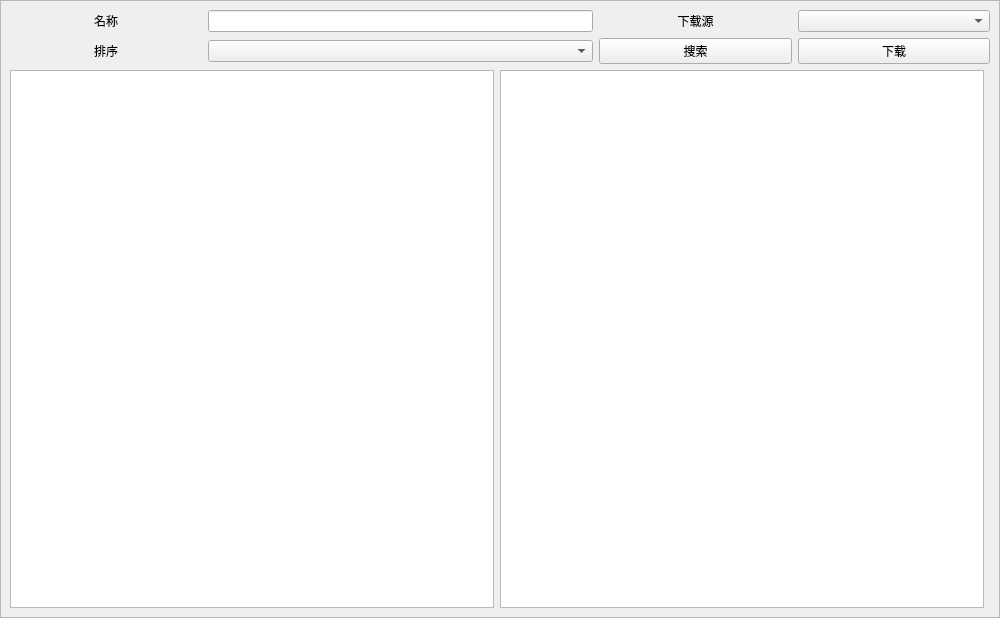
1604042736/FMCL, file FMCL/Functions/ModDownloader/ModDownloader.ui: the form before one commit.
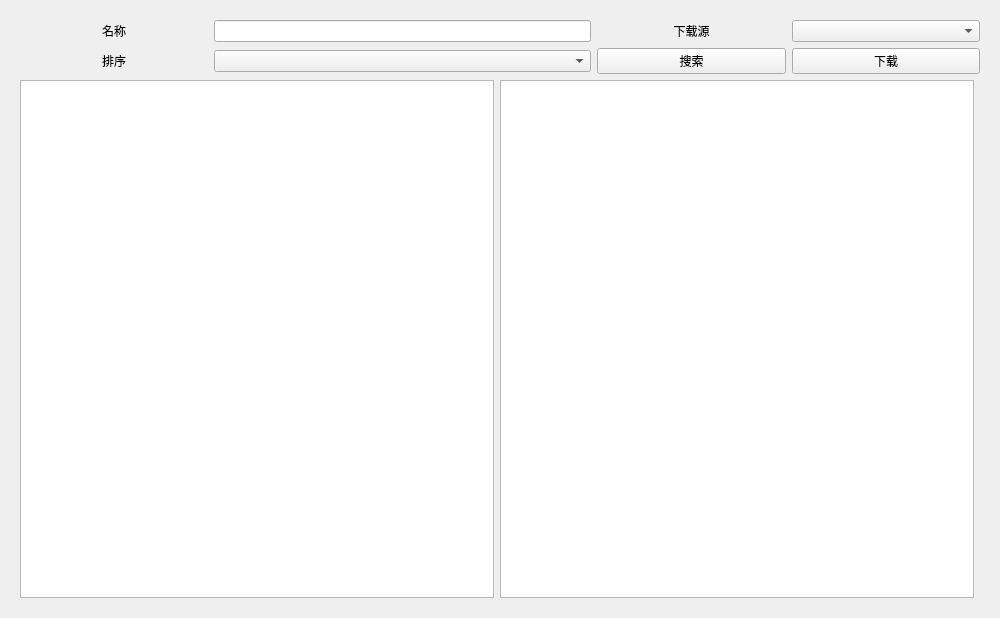
The form after the commit. Custom widgets are drawn as their Qt base class.

Commit message: 调整界面

```diff
--- a/FMCL/Functions/ModDownloader/ModDownloader.ui
+++ b/FMCL/Functions/ModDownloader/ModDownloader.ui
@@ -14,23 +14,13 @@
    <string>Mod下载器</string>
   </property>
   <layout class="QGridLayout" name="gridLayout">
-   <property name="leftMargin">
-    <number>0</number>
-   </property>
-   <property name="topMargin">
-    <number>0</number>
-   </property>
-   <property name="rightMargin">
-    <number>0</number>
-   </property>
-   <property name="bottomMargin">
-    <number>0</number>
-   </property>
-   <property name="spacing">
-    <number>0</number>
-   </property>
    <item row="0" column="0">
-    <widget class="QScrollArea" name="scrollArea">
+    <widget class="ScrollArea" name="scrollArea">
+     <property name="styleSheet">
+      <string notr="true">QScrollArea{
+	border:none;
+}</string>
+     </property>
      <property name="widgetResizable">
       <bool>true</bool>
      </property>
@@ -39,8 +29,8 @@
        <rect>
         <x>0</x>
         <y>0</y>
-        <width>998</width>
-        <height>616</height>
+        <width>982</width>
+        <height>600</height>
        </rect>
       </property>
       <layout class="QGridLayout" name="gridLayout_2">
@@ -152,6 +142,12 @@
    <extends>QComboBox</extends>
    <header>qfluentwidgets</header>
   </customwidget>
+  <customwidget>
+   <class>ScrollArea</class>
+   <extends>QScrollArea</extends>
+   <header>qfluentwidgets</header>
+   <container>1</container>
+  </customwidget>
  </customwidgets>
  <resources/>
  <connections/>
```
The commit also changes 1 other file.
